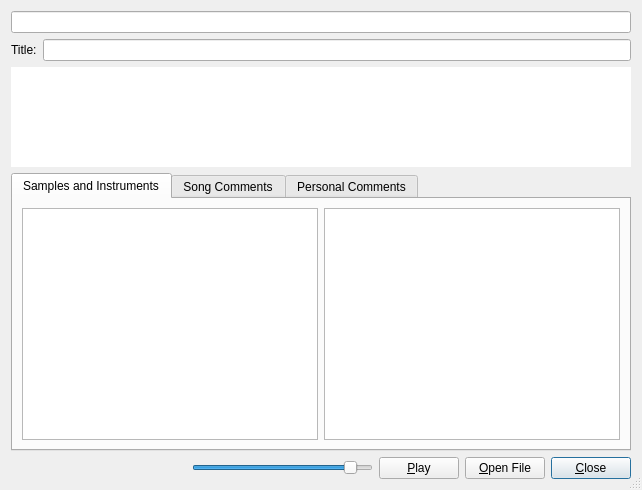
Qt form Mod Library/modinfo.ui (sagamusix/ModLibrary) before a commit.
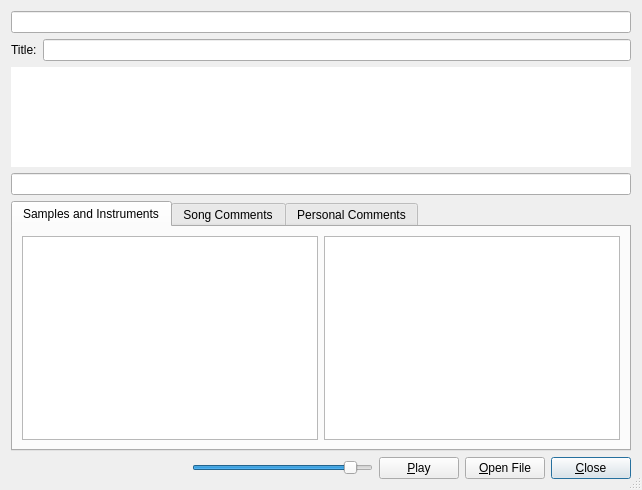
The same form after that commit.

Diff of the .ui file:
```diff
--- a/Mod Library/modinfo.ui
+++ b/Mod Library/modinfo.ui
@@ -38,7 +38,7 @@
      <property name="sizeConstraint">
       <enum>QLayout::SetDefaultConstraint</enum>
      </property>
-     <item row="5" column="0">
+     <item row="6" column="0">
       <layout class="QHBoxLayout" name="horizontalLayout_4">
        <item>
         <spacer name="horizontalSpacer">
@@ -204,7 +204,7 @@
        </item>
       </layout>
      </item>
-     <item row="4" column="0">
+     <item row="5" column="0">
       <widget class="QTabWidget" name="tabWidget">
        <property name="sizePolicy">
         <sizepolicy hsizetype="Expanding" vsizetype="Expanding">
@@ -326,6 +326,9 @@
        </item>
       </layout>
      </item>
+     <item row="4" column="0">
+      <widget class="QLineEdit" name="editArtist"/>
+     </item>
     </layout>
    </item>
   </layout>
```
